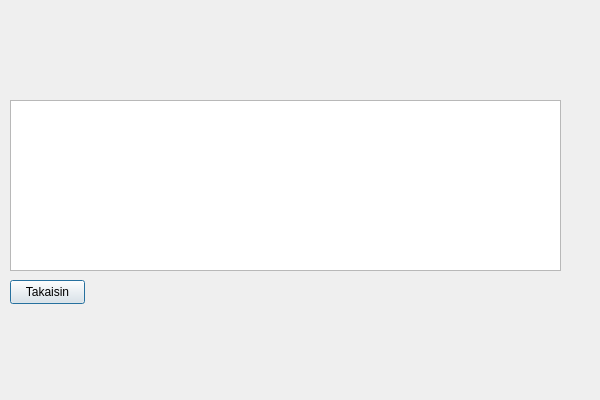
Before: the Qt Designer form frontend/eventswindow.ui in 22kmo-project/group_3, drawn with Qt 5.
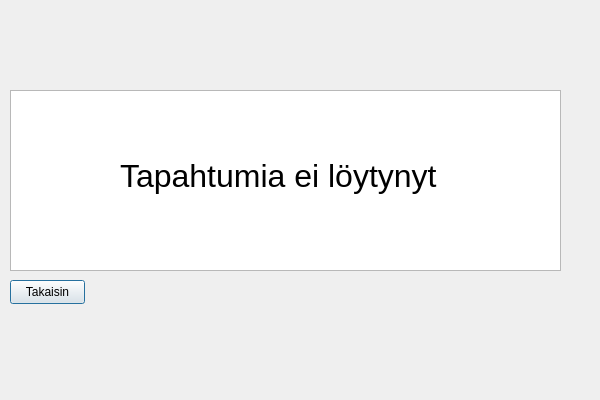
After: the same form once the commit is applied. Icons and pictures are not drawn.

Commit message: Show events log in table widget

```diff
--- a/frontend/eventswindow.ui
+++ b/frontend/eventswindow.ui
@@ -63,21 +63,33 @@
     <string/>
    </property>
   </widget>
-  <widget class="QTableView" name="eventsTableView">
+  <widget class="QTableWidget" name="eventLogTableWidget">
    <property name="geometry">
     <rect>
      <x>10</x>
-     <y>100</y>
+     <y>90</y>
      <width>551</width>
-     <height>171</height>
+     <height>181</height>
     </rect>
    </property>
-   <property name="frameShape">
-    <enum>QFrame::StyledPanel</enum>
+  </widget>
+  <widget class="QLabel" name="noEventsLabel">
+   <property name="geometry">
+    <rect>
+     <x>120</x>
+     <y>150</y>
+     <width>321</width>
+     <height>51</height>
+    </rect>
    </property>
-   <property name="horizontalScrollBarPolicy">
-    <enum>Qt::ScrollBarAlwaysOff</enum>
+   <property name="font">
+    <font>
+     <pointsize>24</pointsize>
+    </font>
    </property>
+   <property name="text">
+    <string>Tapahtumia ei löytynyt</string>
+   </property>
   </widget>
   <zorder>label_13</zorder>
   <zorder>label_14</zorder>
```
Left out of the diff: 7 changed lines with no effect on the pictures. The commit also changes 2 other files.
